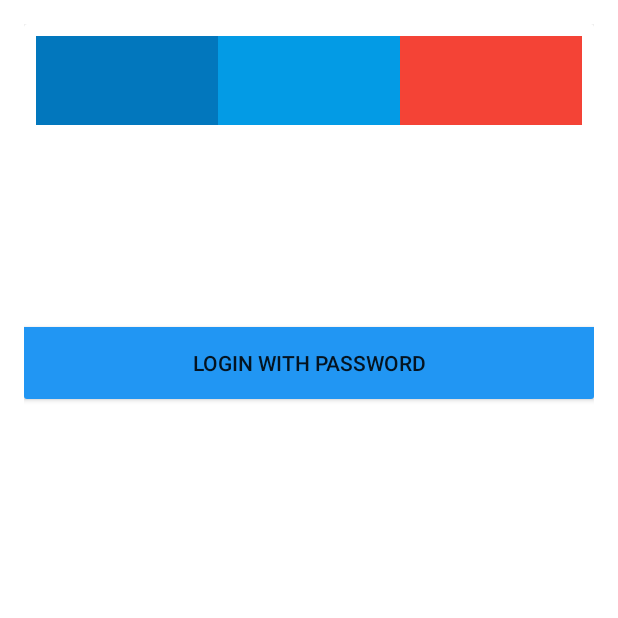
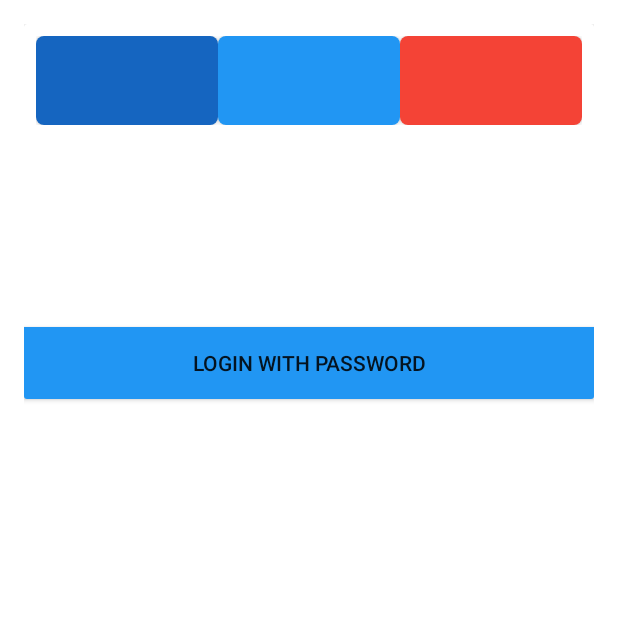
Before and after one commit to Net-Geek/Lunchr, an Android app: the screen it shows after launch (LoginActivity), on a phone screen of 412 x 824 dp, the top half of it. Run offline under Robolectric (Android 15) with nearby library versions, the phone set to English and light mode, and no system bars; libraries missing offline, so code that uses them is left out: com.facebook, com.facebook.login, com.firebase.client; 8 statements that could not run were skipped.

Commit message:
added xml files for button styles

```diff
--- /dev/null
+++ b/app/src/main/res/drawable-v21/facebook_button_background.xml
@@ -0,0 +1,7 @@
+<ripple xmlns:android="http://schemas.android.com/apk/res/android"
+    android:color="?attr/colorControlHighlight">
+    <item><shape xmlns:android="http://schemas.android.com/apk/res/android">
+        <corners android:radius="5dp" />
+        <solid android:color="@color/blue_800" />
+    </shape></item>
+</ripple>
--- /dev/null
+++ b/app/src/main/res/drawable-v21/google_button_background.xml
@@ -0,0 +1,7 @@
+<ripple xmlns:android="http://schemas.android.com/apk/res/android"
+    android:color="?attr/colorControlHighlight">
+    <item><shape xmlns:android="http://schemas.android.com/apk/res/android">
+        <corners android:radius="5dp" />
+        <solid android:color="@color/red_500" />
+    </shape></item>
+</ripple>
--- /dev/null
+++ b/app/src/main/res/drawable-v21/twitter_button_background.xml
@@ -0,0 +1,7 @@
+<ripple xmlns:android="http://schemas.android.com/apk/res/android"
+    android:color="?attr/colorControlHighlight">
+    <item><shape xmlns:android="http://schemas.android.com/apk/res/android">
+        <corners android:radius="5dp" />
+        <solid android:color="@color/blue_500" />
+    </shape></item>
+</ripple>
--- a/app/src/main/res/layout/activity_login.xml
+++ b/app/src/main/res/layout/activity_login.xml
@@ -40,30 +40,30 @@
 
             <ImageButton
                 android:id="@+id/login_with_facebook"
-                android:background="@color/light_blue_800"
                 android:layout_width="0dp"
                 android:layout_height="match_parent"
                 android:layout_gravity="center_horizontal"
                 android:layout_weight="1"
-                android:text="@string/login_with_facebook"/>
+                android:text="@string/login_with_facebook"
+                style="@style/Button.Facebook"/>
 
             <ImageButton
                 android:id="@+id/login_with_twitter"
-                android:background="@color/light_blue_600"
                 android:layout_width="0dp"
                 android:layout_height="match_parent"
                 android:layout_gravity="center_horizontal"
                 android:layout_weight="1"
-                android:text="@string/login_with_twitter"/>
+                android:text="@string/login_with_twitter"
+                style="@style/Button.Twitter"/>
 
             <ImageButton
                 android:id="@+id/login_with_google"
-                android:background="@color/red_500"
                 android:layout_width="0dp"
                 android:layout_height="match_parent"
                 android:layout_gravity="center_horizontal"
                 android:layout_weight="1"
-                android:text="@string/login_with_google"/>
+                android:text="@string/login_with_google"
+                style="@style/Button.Google"/>
         </LinearLayout>
 
         <Button
--- a/app/src/main/res/values/styles.xml
+++ b/app/src/main/res/values/styles.xml
@@ -64,4 +64,16 @@
         <item name="android:textSize">@dimen/snackbar_textsize</item>
         <item name="android:textAllCaps">true</item>
     </style>
+
+    <style name="Button.Facebook" parent="android:style/Widget.Material.Button">
+        <item name="android:background">@drawable/facebook_button_background</item>
+    </style>
+
+    <style name="Button.Twitter" parent="android:style/Widget.Material.Button">
+        <item name="android:background">@drawable/twitter_button_background</item>
+    </style>
+
+    <style name="Button.Google" parent="android:style/Widget.Material.Button">
+        <item name="android:background">@drawable/google_button_background</item>
+    </style>
 </resources>
```
